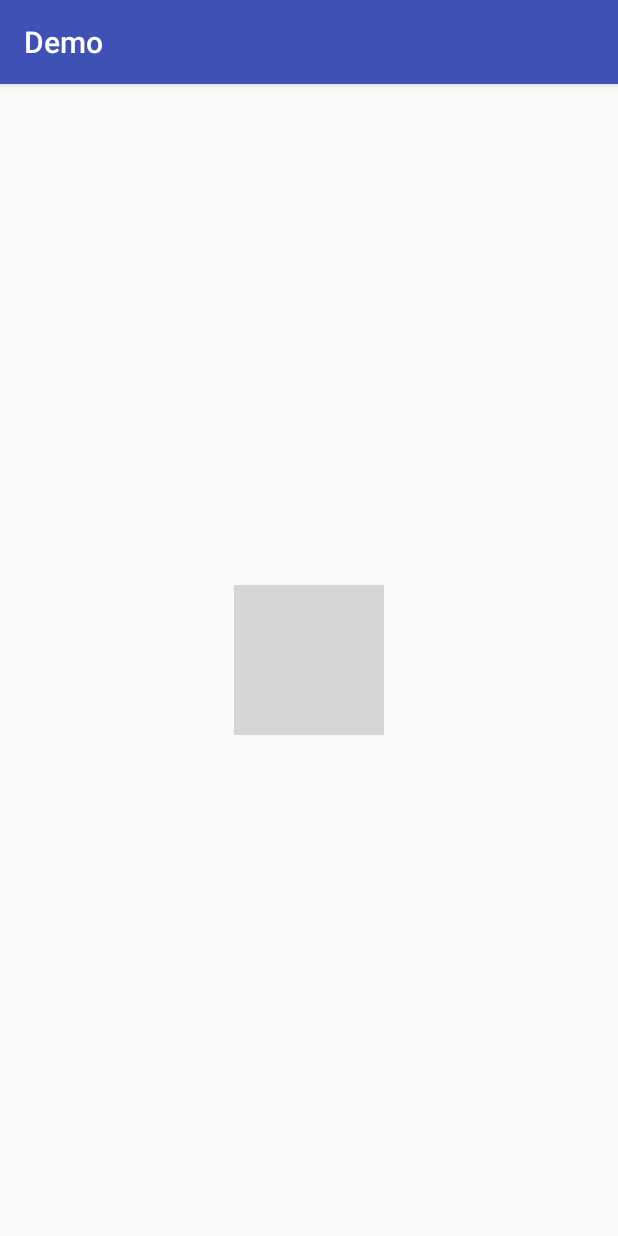
After one commit to darkcgd/Demo, an Android app: the ColorFilterActivity screen opened directly, with no data from a screen before it, on a phone screen of 412 x 824 dp. The commit adds this screen. Run offline under Robolectric (Android 15) with nearby library versions, the phone set to English and light mode, and no system bars; grey boxes are pictures that could not be loaded.

Commit message:
Imageview的点击效果

```diff
--- a/app/src/main/java/com/cgd/MainActivity.java
+++ b/app/src/main/java/com/cgd/MainActivity.java
@@ -12,6 +12,7 @@ import android.view.ViewGroup;
 import android.widget.Button;
 
 import com.cgd.activity.AudioFxActivity;
+import com.cgd.activity.ColorFilterActivity;
 import com.cgd.activity.DayNightActivity;
 import com.cgd.activity.GestureModifyVolumeActivity;
 import com.cgd.activity.GestureModifyVolumeBrightActivity;
@@ -60,6 +61,7 @@ public class MainActivity extends AppCompatActivity {
         list.add(new Params("SeekBar多色进度条",VerticalColorSeekBarActivity.class));
         list.add(new Params("滑动置顶",ScrollViewToTopActivity.class));
         list.add(new Params("均衡器",AudioFxActivity.class));
+        list.add(new Params("Imageview的点击效果",ColorFilterActivity.class));
     }
 
 
--- /dev/null
+++ b/app/src/main/java/com/cgd/activity/ColorFilterActivity.java
@@ -0,0 +1,15 @@
+package com.cgd.activity;
+
+import android.support.v7.app.AppCompatActivity;
+import android.os.Bundle;
+
+import com.cgd.R;
+
+public class ColorFilterActivity extends AppCompatActivity {
+
+    @Override
+    protected void onCreate(Bundle savedInstanceState) {
+        super.onCreate(savedInstanceState);
+        setContentView(R.layout.activity_color_filter);
+    }
+}
--- /dev/null
+++ b/app/src/main/res/layout/activity_color_filter.xml
@@ -0,0 +1,16 @@
+<?xml version="1.0" encoding="utf-8"?>
+<RelativeLayout xmlns:android="http://schemas.android.com/apk/res/android"
+    xmlns:tools="http://schemas.android.com/tools"
+    android:layout_width="match_parent"
+    android:layout_height="match_parent"
+    tools:context="com.cgd.activity.ColorFilterActivity">
+
+    <com.cgd.widget.ClickImageView
+        android:layout_width="100dp"
+        android:layout_height="100dp"
+        android:scaleType="fitXY"
+        android:layout_centerInParent="true"
+        android:src="@mipmap/ic_photo"
+        />
+
+</RelativeLayout>
```
Also changed, not shown: app/src/main/AndroidManifest.xml (+4 -3 lines), app/src/main/java/com/cgd/widget/ClickImageView.java (added, +66 -0 lines).
